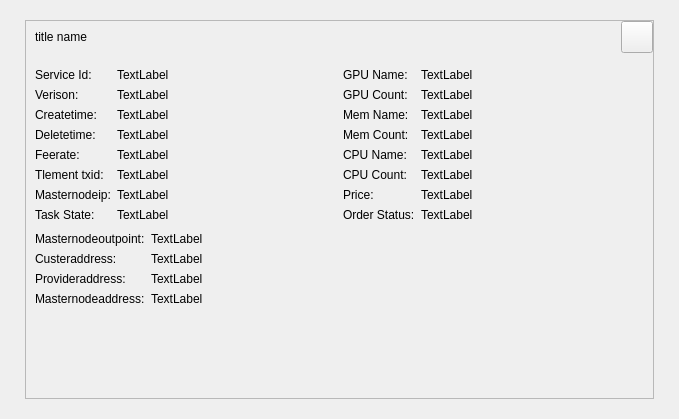
Before: the Qt Designer form src/qt/forms/dockerorderdescdialog.ui in MassGrid/MassGrid, drawn with Qt 5.
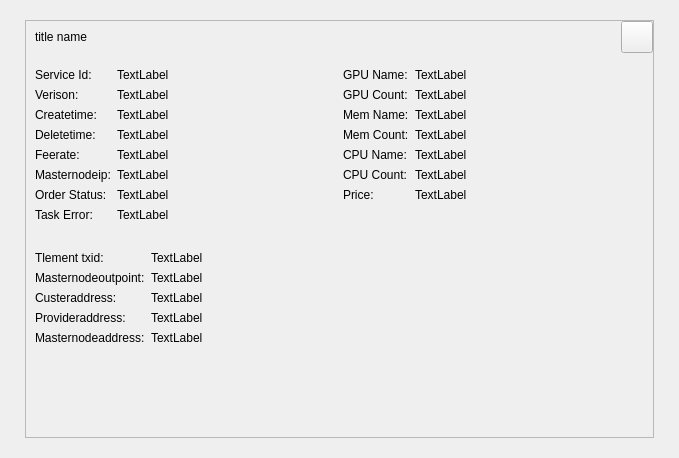
After: the same form once the commit is applied.

Commit message: fix sync order thread loop bug and update orderDetail task status

Patch:
```diff
--- a/src/qt/forms/dockerorderdescdialog.ui
+++ b/src/qt/forms/dockerorderdescdialog.ui
@@ -7,7 +7,7 @@
     <x>0</x>
     <y>0</y>
     <width>679</width>
-    <height>419</height>
+    <height>458</height>
    </rect>
   </property>
   <property name="windowTitle">
@@ -55,7 +55,7 @@
         <property name="frameShadow">
          <enum>QFrame::Raised</enum>
         </property>
-        <layout class="QVBoxLayout" name="verticalLayout" stretch="1,10">
+        <layout class="QVBoxLayout" name="verticalLayout" stretch="1,0">
          <property name="leftMargin">
           <number>0</number>
          </property>
@@ -205,20 +205,6 @@
                   </property>
                  </widget>
                 </item>
-                <item row="5" column="0">
-                 <widget class="QLabel" name="label_11">
-                  <property name="text">
-                   <string>Tlement txid:</string>
-                  </property>
-                 </widget>
-                </item>
-                <item row="5" column="1">
-                 <widget class="QLabel" name="label_tlementtxid">
-                  <property name="text">
-                   <string>TextLabel</string>
-                  </property>
-                 </widget>
-                </item>
                 <item row="6" column="0">
                  <widget class="QLabel" name="label_16">
                   <property name="text">
@@ -236,11 +222,25 @@
                 <item row="7" column="0">
                  <widget class="QLabel" name="label_35">
                   <property name="text">
-                   <string>Task State:</string>
+                   <string>Order Status:</string>
                   </property>
                  </widget>
                 </item>
                 <item row="7" column="1">
+                 <widget class="QLabel" name="label_orderstatus">
+                  <property name="text">
+                   <string>TextLabel</string>
+                  </property>
+                 </widget>
+                </item>
+                <item row="8" column="0">
+                 <widget class="QLabel" name="label_37">
+                  <property name="text">
+                   <string>Task Error:</string>
+                  </property>
+                 </widget>
+                </item>
+                <item row="8" column="1">
                  <widget class="QLabel" name="label_taskstate">
                   <property name="text">
                    <string>TextLabel</string>
@@ -349,34 +349,20 @@
                   </property>
                  </widget>
                 </item>
-                <item row="7" column="1">
-                 <widget class="QLabel" name="label_orderstatus">
-                  <property name="text">
-                   <string>TextLabel</string>
-                  </property>
-                 </widget>
-                </item>
-                <item row="7" column="0">
-                 <widget class="QLabel" name="label_37">
-                  <property name="text">
-                   <string>Order Status:</string>
-                  </property>
-                 </widget>
-                </item>
                </layout>
               </item>
              </layout>
             </item>
             <item>
              <layout class="QFormLayout" name="formLayout_3">
-              <item row="0" column="0">
+              <item row="1" column="0">
                <widget class="QLabel" name="label_15">
                 <property name="text">
                  <string>Masternodeoutpoint:</string>
                 </property>
                </widget>
               </item>
-              <item row="0" column="1">
+              <item row="1" column="1">
                <widget class="QLabel" name="label_masternodeoutpoint">
                 <property name="minimumSize">
                  <size>
@@ -392,14 +378,14 @@
                 </property>
                </widget>
               </item>
-              <item row="1" column="0">
+              <item row="2" column="0">
                <widget class="QLabel" name="label_20">
                 <property name="text">
                  <string>Custeraddress:</string>
                 </property>
                </widget>
               </item>
-              <item row="1" column="1">
+              <item row="2" column="1">
                <widget class="QLabel" name="label_custeraddress">
                 <property name="minimumSize">
                  <size>
@@ -415,14 +401,14 @@
                 </property>
                </widget>
               </item>
-              <item row="2" column="0">
+              <item row="3" column="0">
                <widget class="QLabel" name="label_19">
                 <property name="text">
                  <string>Provideraddress:</string>
                 </property>
                </widget>
               </item>
-              <item row="2" column="1">
+              <item row="3" column="1">
                <widget class="QLabel" name="label_provideraddress">
                 <property name="minimumSize">
                  <size>
@@ -438,14 +424,14 @@
                 </property>
                </widget>
               </item>
-              <item row="3" column="0">
+              <item row="6" column="0">
                <widget class="QLabel" name="label_39">
                 <property name="text">
                  <string>Masternodeaddress:</string>
                 </property>
                </widget>
               </item>
-              <item row="3" column="1">
+              <item row="6" column="1">
                <widget class="QLabel" name="label_masternodeaddress">
                 <property name="minimumSize">
                  <size>
@@ -461,6 +447,29 @@
                 </property>
                </widget>
               </item>
+              <item row="0" column="0">
+               <widget class="QLabel" name="label_11">
+                <property name="text">
+                 <string>Tlement txid:</string>
+                </property>
+               </widget>
+              </item>
+              <item row="0" column="1">
+               <widget class="QLabel" name="label_tlementtxid">
+                <property name="minimumSize">
+                 <size>
+                  <width>460</width>
+                  <height>0</height>
+                 </size>
+                </property>
+                <property name="text">
+                 <string>TextLabel</string>
+                </property>
+                <property name="textInteractionFlags">
+                 <set>Qt::LinksAccessibleByMouse|Qt::TextSelectableByMouse</set>
+                </property>
+               </widget>
+              </item>
              </layout>
             </item>
            </layout>
```
The commit also changes 16 other files.
